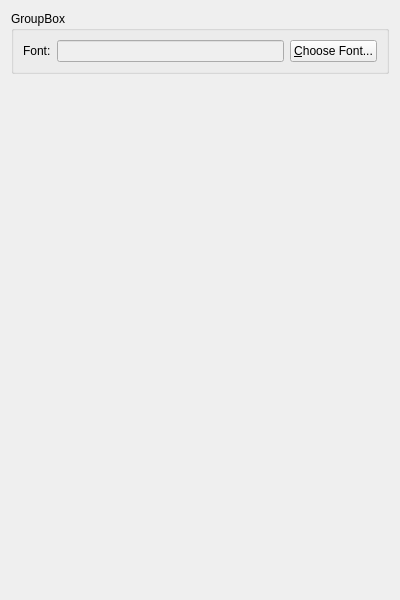
Qt form Kaminec/UI/preferences_tabs/themetab.ui (kaniol-lck/Kaminec) before a commit.
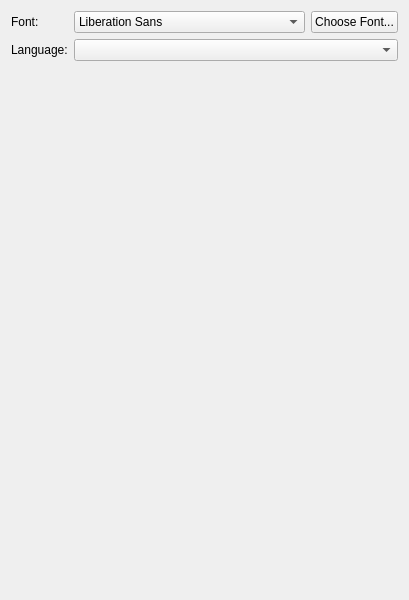
The same form after that commit.

Patch:
```diff
--- a/Kaminec/UI/preferences_tabs/themetab.ui
+++ b/Kaminec/UI/preferences_tabs/themetab.ui
@@ -15,34 +15,43 @@
   </property>
   <layout class="QVBoxLayout" name="verticalLayout">
    <item>
-    <widget class="QGroupBox" name="groupBox">
-     <property name="title">
-      <string>GroupBox</string>
-     </property>
-     <layout class="QHBoxLayout" name="horizontalLayout">
-      <item>
+    <layout class="QGridLayout" name="gridLayout">
+     <item row="0" column="3">
+      <widget class="QPushButton" name="font_pb">
+       <property name="text">
+        <string>Choose Font...</string>
+       </property>
+      </widget>
+     </item>
+     <item row="1" column="0" colspan="2">
+      <widget class="QLabel" name="lang_label">
+       <property name="text">
+        <string>Language:</string>
+       </property>
+      </widget>
+     </item>
+     <item row="1" column="2" colspan="2">
+      <widget class="QComboBox" name="lang_cb">
+       <property name="whatsThis">
+        <string notr="true"/>
+       </property>
+      </widget>
+     </item>
+     <item row="0" column="2">
+      <widget class="QFontComboBox" name="fontComboBox">
+       <property name="editable">
+        <bool>false</bool>
+       </property>
+      </widget>
+     </item>
+     <item row="0" column="0" colspan="2">
        <widget class="QLabel" name="font_label">
         <property name="text">
          <string>Font:</string>
         </property>
        </widget>
       </item>
-      <item>
-       <widget class="QLineEdit" name="font_le">
-        <property name="enabled">
-         <bool>false</bool>
-        </property>
-       </widget>
-      </item>
-      <item>
-       <widget class="QPushButton" name="font_pb">
-        <property name="text">
-         <string>&amp;Choose Font...</string>
-        </property>
-       </widget>
-      </item>
-     </layout>
-    </widget>
+    </layout>
    </item>
    <item>
     <spacer name="verticalSpacer">
```
Left out of the diff: 2 changed lines with no effect on the pictures. Lines whose indentation alone changed are shown as unchanged.
